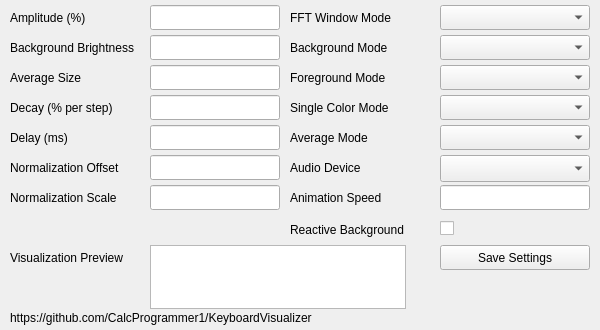
Qt form KeyboardVisualizerQT/keyboardvisualizer.ui (CalcProgrammer1/KeyboardVisualizer) before a commit.
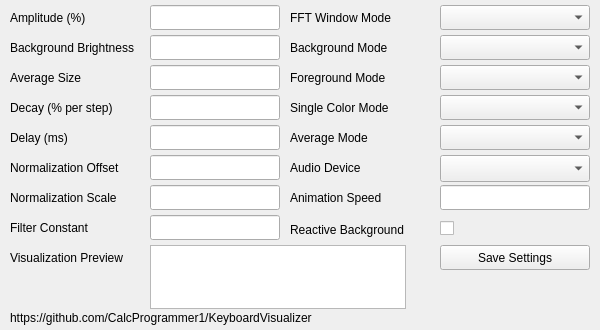
The same form after that commit.

Commit message: Add low pass filter with configurable filter constant

```diff
--- a/KeyboardVisualizerQT/keyboardvisualizer.ui
+++ b/KeyboardVisualizerQT/keyboardvisualizer.ui
@@ -438,6 +438,29 @@
      </rect>
     </property>
    </widget>
+   <widget class="QLineEdit" name="lineEdit_Filter_Constant">
+    <property name="geometry">
+     <rect>
+      <x>150</x>
+      <y>215</y>
+      <width>130</width>
+      <height>25</height>
+     </rect>
+    </property>
+   </widget>
+   <widget class="QLabel" name="label_Filter_Constant">
+    <property name="geometry">
+     <rect>
+      <x>10</x>
+      <y>220</y>
+      <width>140</width>
+      <height>16</height>
+     </rect>
+    </property>
+    <property name="text">
+     <string>Filter Constant</string>
+    </property>
+   </widget>
   </widget>
  </widget>
  <layoutdefault spacing="6" margin="11"/>
```
The commit also changes 4 other files.
